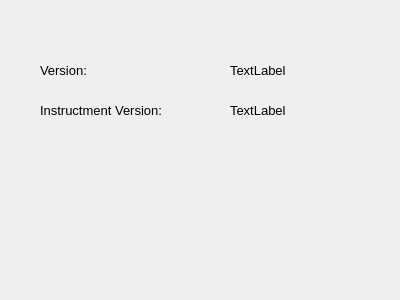
First picture: the form in phascan_view/ui/dialog/DialogAboutVersion.ui, repository qinxingying/hello-word, before the edit.
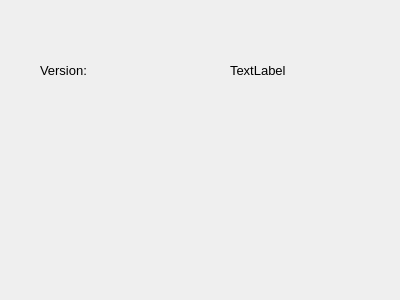
Second picture: the form after the edit.

```diff
--- a/phascan_view/ui/dialog/DialogAboutVersion.ui
+++ b/phascan_view/ui/dialog/DialogAboutVersion.ui
@@ -49,42 +49,6 @@
     <string>TextLabel</string>
    </property>
   </widget>
-  <widget class="QLabel" name="label_3">
-   <property name="geometry">
-    <rect>
-     <x>40</x>
-     <y>100</y>
-     <width>161</width>
-     <height>20</height>
-    </rect>
-   </property>
-   <property name="font">
-    <font>
-     <pointsize>10</pointsize>
-    </font>
-   </property>
-   <property name="text">
-    <string>Instructment Version:</string>
-   </property>
-  </widget>
-  <widget class="QLabel" name="label_InstructmenVersion">
-   <property name="geometry">
-    <rect>
-     <x>230</x>
-     <y>100</y>
-     <width>140</width>
-     <height>20</height>
-    </rect>
-   </property>
-   <property name="font">
-    <font>
-     <pointsize>10</pointsize>
-    </font>
-   </property>
-   <property name="text">
-    <string>TextLabel</string>
-   </property>
-  </widget>
  </widget>
  <resources/>
  <connections/>
```
